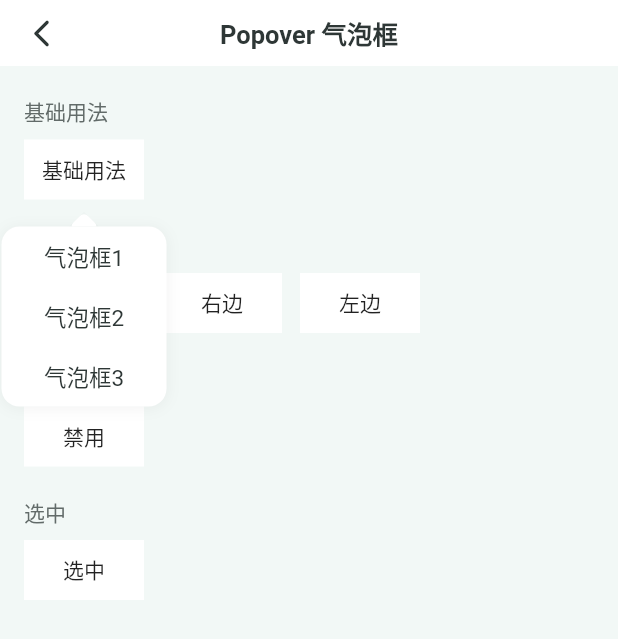
After one commit to wubaibin/ShyUI, a Flutter app: the PopoverPage screen opened by its route, after a tap on "基础用法", on a phone screen of 412 x 824 dp. The commit adds this screen. Shown: the top 639 px of the screen. Run offline on Flutter 3.47's test engine with Material 2 defaults, Android fonts, the phone set to English and light mode, and no system bars; our stand-ins replace get, image_picker, permission_handler, photo_view.

Commit message:
feat: 新增Popover 气泡框

````diff
--- /dev/null
+++ b/lib/pages/Popover/bindings.dart
@@ -0,0 +1,10 @@
+import 'package:get/get.dart';
+
+import 'controller.dart';
+
+class PopoverBinding implements Bindings {
+  @override
+  void dependencies() {
+    Get.lazyPut<PopoverController>(() => PopoverController());
+  }
+}
--- /dev/null
+++ b/lib/pages/Popover/controller.dart
@@ -0,0 +1,41 @@
+import 'package:get/get.dart';
+
+import 'index.dart';
+
+class PopoverController extends GetxController {
+  PopoverController();
+
+  final state = PopoverState();
+
+  // tap
+  void handleTap(int index) {
+    Get.snackbar(
+      "标题",
+      "消息",
+    );
+  }
+
+  /// 在 widget 内存中分配后立即调用。
+  @override
+  void onInit() {
+    super.onInit();
+  }
+
+  /// 在 onInit() 之后调用 1 帧。这是进入的理想场所
+  @override
+  void onReady() {
+    super.onReady();
+  }
+
+  /// 在 [onDelete] 方法之前调用。
+  @override
+  void onClose() {
+    super.onClose();
+  }
+
+  /// dispose 释放内存
+  @override
+  void dispose() {
+    super.dispose();
+  }
+}
--- /dev/null
+++ b/lib/pages/Popover/index.dart
@@ -0,0 +1,6 @@
+library popover;
+
+export './state.dart';
+export './controller.dart';
+export './bindings.dart';
+export './view.dart';
--- /dev/null
+++ b/lib/pages/Popover/state.dart
@@ -0,0 +1,15 @@
+import 'package:shy_ui/ui/popover/index.dart';
+
+class PopoverState {
+  List<PopoverItem> data = [
+    PopoverItem(label: "气泡框1", value: "1"),
+    PopoverItem(label: "气泡框2", value: "2"),
+    PopoverItem(label: "气泡框3", value: "3"),
+  ];
+
+  List<PopoverItem> disabledData = [
+    PopoverItem(label: "气泡框1", value: "1"),
+    PopoverItem(label: "气泡框2", value: "2", disabled: true),
+    PopoverItem(label: "气泡框3", value: "3"),
+  ];
+}
--- /dev/null
+++ b/lib/pages/Popover/view.dart
@@ -0,0 +1,85 @@
+import 'package:flutter/material.dart';
+import 'package:get/get.dart';
+import 'package:shy_ui/components/detail_title.dart';
+import 'package:shy_ui/ui/app_bar.dart';
+import 'package:shy_ui/ui/popover/popover.dart';
+import 'package:shy_ui/utils/screen.dart';
+
+import 'index.dart';
+// import 'widgets/widgets.dart';
+
+class PopoverPage extends GetView<PopoverController> {
+  const PopoverPage({Key? key}) : super(key: key);
+
+  @override
+  Widget build(BuildContext context) {
+    return GetBuilder<PopoverController>(
+      builder: (_) {
+        return Scaffold(
+          appBar: const AppBarWidget(title: "Popover 气泡框"),
+          body: Container(
+            width: Screen.width,
+            padding: const EdgeInsets.symmetric(horizontal: 16),
+            child: Column(
+              crossAxisAlignment: CrossAxisAlignment.start,
+              children: [
+                const DetailTitleWidget(title: '基础用法', top: 20),
+                const SizedBox(height: 8),
+                Popover(
+                  data: _.state.data,
+                  child: _buildTextContainer("基础用法"),
+                ),
+                const DetailTitleWidget(title: '自定义方向', top: 20),
+                const SizedBox(height: 8),
+                Row(
+                  children: [
+                    Popover(
+                      data: _.state.data,
+                      placement: Placement.top,
+                      child: _buildTextContainer("上方"),
+                    ),
+                    const SizedBox(width: 12),
+                    Popover(
+                      data: _.state.data,
+                      placement: Placement.right,
+                      child: _buildTextContainer("右边"),
+                    ),
+                    const SizedBox(width: 12),
+                    Popover(
+                      data: _.state.data,
+                      placement: Placement.left,
+                      child: _buildTextContainer("左边"),
+                    ),
+                  ],
+                ),
+                const DetailTitleWidget(title: '禁用', top: 20),
+                const SizedBox(height: 8),
+                Popover(
+                  data: _.state.disabledData,
+                  child: _buildTextContainer("禁用"),
+                ),
+                const DetailTitleWidget(title: '选中', top: 20),
+                const SizedBox(height: 8),
+                Popover(
+                  data: _.state.data,
+                  value: '1',
+                  child: _buildTextContainer("选中"),
+                ),
+              ],
+            ),
+          ),
+        );
+      },
+    );
+  }
+
+  Widget _buildTextContainer(String text) {
+    return Container(
+      width: 80,
+      height: 40,
+      color: Colors.white,
+      alignment: Alignment.center,
+      child: Text(text),
+    );
+  }
+}
--- /dev/null
+++ b/lib/pages/Popover/widgets/widgets.dart
@@ -0,0 +1 @@
+library widgets;
--- a/lib/pages/home/view.dart
+++ b/lib/pages/home/view.dart
@@ -44,6 +44,7 @@ class HomePage extends GetView<HomeController> {
                   const ListWidget(title: 'Dialog 弹出框', url: '/dialog'),
                   const ListWidget(
                       title: 'DropDownMenu 下拉菜单', url: '/dropDownMenu'),
+                  const ListWidget(title: 'Popover 气泡框', url: '/popover'),
                   const ListWidget(title: 'Overlay 遮罩层', url: '/overlay'),
                   const ListWidget(title: 'Loading 加载', url: '/loading'),
                   _buildTitle("展示组件"),
--- a/lib/router/pages.dart
+++ b/lib/router/pages.dart
@@ -1,3 +1,4 @@
+import 'package:shy_ui/pages/Popover/index.dart';
 import 'package:shy_ui/pages/app_bar/index.dart';
 import 'package:shy_ui/pages/button/index.dart';
 import 'package:shy_ui/pages/checkbox/index.dart';
@@ -111,6 +112,11 @@ class AppPages {
       binding: DropDownMenuBinding(),
     ),
     GetPage(
+      name: AppRoutes.popoverPage,
+      page: () => const PopoverPage(),
+      binding: PopoverBinding(),
+    ),
+    GetPage(
       name: AppRoutes.loadingPage,
       page: () => const LoadingPage(),
       binding: LoadingBinding(),
--- a/lib/router/routes.dart
+++ b/lib/router/routes.dart
@@ -46,6 +46,9 @@ abstract class AppRoutes {
   /// 下拉菜单
   static const dropDownMenuPage = '/dropDownMenu';
 
+  /// 弹出下拉气泡框
+  static const popoverPage = '/popover';
+
   /// 加载
   static const loadingPage = '/loading';
 
--- /dev/null
+++ b/lib/ui/popover/index.dart
@@ -0,0 +1,3 @@
+library popover;
+
+export './model.dart';
--- /dev/null
+++ b/lib/ui/popover/model.dart
@@ -0,0 +1,78 @@
+/// 弹出框的列表
+/// ```
+/// [value] 值
+/// [label] 文案
+/// [disabled] 是否禁用
+/// ```
+class PopoverItem {
+  late dynamic value;
+  late String label;
+  late bool disabled;
+
+  PopoverItem({
+    required this.value,
+    required this.label,
+    this.disabled = false,
+  });
+
+  PopoverItem.fromJson(Map<String, dynamic> json) {
+    value = json['value'];
+    label = json['label'];
+    disabled = json['disabled'];
+  }
+
+  Map<String, dynamic> toJson() {
+    final Map<String, dynamic> data = <String, dynamic>{};
+    data['value'] = value;
+    data['label'] = label;
+    data['disabled'] = disabled;
+    return data;
+  }
+}
+
+class PopoverPosition {
+  double? left;
+  double? right;
+  double? top;
+  double? bottom;
+
+  PopoverPosition({this.left, this.right, this.top, this.bottom});
+
+  PopoverPosition.fromJson(Map<String, dynamic> json) {
+    left = json['left'];
+    right = json['right'];
+    top = json['top'];
+    bottom = json['bottom'];
+  }
+
+  Map<String, dynamic> toJson() {
+    final Map<String, dynamic> data = <String, dynamic>{};
+    data['left'] = left;
+    data['right'] = right;
+    data['top'] = top;
+    data['bottom'] = bottom;
+    return data;
+  }
+}
+
+class DotPosition {
+  late double left;
+  late double top;
+  late double angle;
+
+  DotPosition({required this.left, required this.top, required this.angle});
+
+  DotPosition.fromJson(Map<String, dynamic> json) {
+    left = json['left'];
+    top = json['top'];
+    angle = json['angle'];
+  }
+
+  Map<String, dynamic> toJson() {
+    final Map<String, dynamic> data = <String, dynamic>{};
+    data['left'] = left;
+    data['top'] = top;
+    data['angle'] = angle;
+    return data;
+  }
+}
--- /dev/null
+++ b/lib/ui/popover/popover.dart
@@ -0,0 +1,371 @@
+import 'dart:math';
+
+import 'package:flutter/material.dart';
+import 'package:shy_ui/styles/index.dart';
+import 'package:shy_ui/ui/popover/show.dart';
+import 'package:shy_ui/ui/popover/model.dart';
+import 'package:shy_ui/utils/screen.dart';
+
+enum Placement {
+  top,
+  topLeft,
+  topRight,
+  bottom,
+  bottomLeft,
+  bottomRight,
+  left,
+  leftTop,
+  leftBottom,
+  right,
+  rightTop,
+  rightBottom,
+}
+
+class Popover extends StatelessWidget {
+  final List<PopoverItem> data;
+  final dynamic value;
+  final Widget child;
+  final ValueChanged<PopoverItem>? onTap;
+  final Placement placement;
+  final double width;
+  final double height;
+  final double dotWidth;
+  final double dotHeight;
+  final double runSpacing;
+  final double spacing;
+  final double dotRunSpacing;
+  final double dotSpacing;
+  final List<BoxShadow> boxShadow;
+  final Color bgColor;
+  final Color disbaledColor;
+  final Color activeColor;
+  final Color color;
+  final double borderRadius;
+  final double dotBorderRadius;
+  final EdgeInsetsGeometry padding;
+  final double fontSize;
+  final Widget Function(PopoverItem data)? customList;
+  final Widget? customPopover;
+  final Function? onBeforeTap;
+  final Function? onBeforeClose;
+
+  /// 气泡框
+  /// ```
+  /// [data] 列表数据
+  /// [value] 选择的数据
+  /// [child] 在哪里展示
+  /// [onTap] 点击事件
+  /// [placement] 方向
+  /// [width] 列表宽度 customList不为null时是customList的宽度
+  /// [height] 列表高度 customList不为null时是customList的高度
+  /// [dotWidth] 尖角的宽度
+  /// [dotHeight] 尖角的高度
+  /// [runSpacing] 上下间距
+  /// [spacing] 左右间距
+  /// [dotRunSpacing] 尖角上下间距
+  /// [dotSpacing] 尖角左右间距
+  /// [boxShadow] 阴影
+  /// [bgColor] 背景颜色
+  /// [disbaledColor] 禁用颜色
+  /// [activeColor] 选中颜色
+  /// [color] 默认颜色
+  /// [borderRadius] 圆角
+  /// [dotBorderRadius] 尖角的圆角
+  /// [padding] 内边距
+  /// [fontSize] 文字大小
+  /// [customList] 自定义列表
+  /// [customPopover] 自定义气泡框
+  /// [onBeforeTap] 点击之前触发
+  /// [onBeforeClose] 关闭之前触发
+  /// ```
+  Popover({
+    super.key,
+    required this.data,
+    this.value,
+    required this.child,
+    this.onTap,
+    this.placement = Placement.bottom,
+    this.width = 110,
+    this.height = 40,
+    this.dotWidth = 14,
+    this.dotHeight = 14,
+    this.runSpacing = 4,
+    this.spacing = 0,
+    this.dotRunSpacing = 0,
+    this.dotSpacing = 0,
+    this.boxShadow = const [
+      BoxShadow(color: Color(0x0D000000), blurRadius: 8, offset: Offset(0, 1))
+    ],
+    this.bgColor = Colors.white,
+    this.disbaledColor = AppColor.placeholderText,
+    this.activeColor = AppColor.themeColor,
+    this.color = AppColor.primaryText,
+    this.borderRadius = 12,
+    this.dotBorderRadius = 4,
+    this.padding = const EdgeInsets.symmetric(horizontal: 12),
+    this.fontSize = 15,
+    this.customList,
+    this.customPopover,
+    this.onBeforeTap,
+    this.onBeforeClose,
+  });
+
+  final GlobalKey _key = GlobalKey();
+
+  void showTap() {
+    if (data.isEmpty) {
+      return;
+    }
+    if (onBeforeTap != null) {
+      onBeforeTap!();
+    }
+    final renderBox = _key.currentContext?.findRenderObject() as RenderBox;
+    final size = renderBox.size;
+    final distance = renderBox.localToGlobal(Offset.zero);
+    ShowPopover.show(
+      child: _buildContainer(
+        data: data,
+        position: _disponsePopoverPosition(distance, size),
+      ),
+      dotChild: _buildDot(_disponseDotPosition(distance, size)),
+      onBeforeClose: onBeforeClose,
+    );
+  }
+
+  @override
+  Widget build(BuildContext context) {
+    return GestureDetector(
+      onTap: () {
+        showTap();
+      },
+      child: Container(
+        key: _key,
+        child: child,
+      ),
+    );
+  }
+
+  double _getRunSpacing() {
+    if (placement.index <= 5) {
+      return runSpacing;
+    }
+    return runSpacing == 4 ? 0 : runSpacing;
+  }
+
+  double _getSpacing() {
+    if (placement.index >= 6) {
+      return spacing == 0 ? 4 : spacing;
+    }
+    return spacing;
+  }
+
+  double _disponsePopoverTopBottom(Offset distance) {
+    return Screen.height - distance.dy + dotHeight * 3 / 4 + _getRunSpacing();
+  }
+
+  double _disponsePopoverBottomTop(Offset distance, Size size) {
+    return distance.dy + size.height + dotHeight + _getRunSpacing();
+  }
+
+  double _disponsePopoverLeftRight(Offset distance) {
+    return Screen.width - distance.dx + dotWidth - dotWidth / 4 + _getSpacing();
+  }
+
+  double _disponsePopoverRightLeft(Offset distance, Size size) {
+    return distance.dx + size.width + dotWidth - dotWidth / 2 + _getSpacing();
+  }
+
+  PopoverPosition _disponsePopoverPosition(Offset distance, Size size) {
+    switch (placement) {
+      case Placement.top:
+        return PopoverPosition(
+          bottom: _disponsePopoverTopBottom(distance),
+          left: distance.dx + (size.width - width) / 2 + _getSpacing(),
+        );
+      case Placement.topLeft:
+        return PopoverPosition(
+          bottom: _disponsePopoverTopBottom(distance),
+          left: distance.dx + _getSpacing(),
+        );
+      case Placement.topRight:
+        return PopoverPosition(
+          bottom: _disponsePopoverTopBottom(distance),
+          right: Screen.width - distance.dx - size.width + _getSpacing(),
+        );
+      case Placement.bottom:
+        return PopoverPosition(
+          top: _disponsePopoverBottomTop(distance, size),
+          left: distance.dx + (size.width - width) / 2 + _getSpacing(),
+        );
+      case Placement.bottomLeft:
+        return PopoverPosition(
+          top: _disponsePopoverBottomTop(distance, size),
+          left: distance.dx + _getSpacing(),
+        );
+      case Placement.bottomRight:
+        return PopoverPosition(
+          top: _disponsePopoverBottomTop(distance, size),
+          right: Screen.width - distance.dx - size.width + _getSpacing(),
+        );
+      case Placement.left:
+        return PopoverPosition(
+          top: distance.dy - (data.length * height) / 2 + size.height / 2,
+          right: _disponsePopoverLeftRight(distance),
+        );
+      case Placement.leftTop:
+        return PopoverPosition(
+          top: distance.dy - _getRunSpacing(),
+          right: _disponsePopoverLeftRight(distance),
+        );
+      case Placement.leftBottom:
+        return PopoverPosition(
+          bottom: Screen.height - distance.dy - size.height - _getRunSpacing(),
+          right: _disponsePopoverLeftRight(distance),
+        );
+      case Placement.right:
+        return PopoverPosition(
+          top: distance.dy - (data.length * height) / 2 + size.height / 2,
+          left: _disponsePopoverRightLeft(distance, size),
+        );
+      case Placement.rightTop:
+        return PopoverPosition(
+          top: distance.dy - _getRunSpacing(),
+          left: _disponsePopoverRightLeft(distance, size),
+        );
+      case Placement.rightBottom:
+        return PopoverPosition(
+          bottom: Screen.height - distance.dy - size.height - _getRunSpacing(),
+          left: _disponsePopoverRightLeft(distance, size),
+        );
+    }
+  }
+
+  static void hide() {
+    ShowPopover.hide();
+  }
+
+  Widget _buildContainer({
+    required List<PopoverItem> data,
+    required PopoverPosition position,
+  }) {
+    return Positioned(
+      top: position.top,
+      right: position.right,
+      bottom: position.bottom,
+      left: position.left,
+      child: customPopover != null
+          ? customPopover!
+          : Container(
+              decoration: BoxDecoration(
+                color: bgColor,
+                boxShadow: boxShadow,
+                borderRadius: BorderRadius.all(Radius.circular(borderRadius)),
+              ),
+              child: Column(
+                children: data
+                    .map(
+                      (e) => GestureDetector(
+                        onTap: () {
+                          if (e.disabled) {
+                            return;
+                          }
+                          hide();
+                          if (onTap != null) {
+                            onTap!(e);
+                          }
+                        },
+                        child: customList != null
+                            ? customList!(e)
+                            : Container(
+                                width: width,
+                                height: height,
+                                padding: padding,
+                                alignment: Alignment.center,
+                                child: Text(
+                                  e.label,
+                                  style: TextStyle(
+                                    fontSize: fontSize,
+                                    color: e.disabled
+                                        ? disbaledColor
+                                        : e.value == value
+                                            ? activeColor
+                                            : color,
+                                  ),
+                                  maxLines: 1,
+                                  overflow: TextOverflow.ellipsis,
+                                ),
+                              ),
+                      ),
+                    )
+                    .toList(),
+              ),
+            ),
+    );
+  }
+
+  DotPosition _disponseDotPosition(Offset distance, Size size) {
+    switch (placement) {
+      case Placement.top || Placement.topLeft || Placement.topRight:
+        return DotPosition(
+          top: distance.dy - dotHeight - dotHeight / 4 - _getRunSpacing(),
+          left: distance.dx + size.width / 2 - dotWidth / 2 + dotSpacing,
+          angle: pi / 4,
+        );
+      case Placement.bottom || Placement.bottomLeft || Placement.bottomRight:
+        return DotPosition(
+          top: distance.dy + size.height + dotHeight / 2 + _getRunSpacing(),
+          left: distance.dx + size.width / 2 - dotWidth / 2 + dotSpacing,
+          angle: pi * 5 / 4,
+        );
+      case Placement.left || Placement.leftBottom || Placement.leftTop:
+        return DotPosition(
+          top: distance.dy + size.height / 2 - dotHeight / 2 + dotRunSpacing,
+          left: distance.dx - (dotWidth + dotWidth / 4) - _getSpacing(),
+          angle: pi * 7 / 4,
+        );
+      case Placement.right || Placement.rightBottom || Placement.rightTop:
+        return DotPosition(
+          top: distance.dy + size.height / 2 - dotHeight / 2 + dotRunSpacing,
+          left: distance.dx + size.width + _getSpacing(),
+          angle: pi * 3 / 4,
+        );
+    }
+  }
+
+  Widget _buildDot(DotPosition postion) {
+    return Positioned(
+      top: postion.top,
+      left: postion.left,
+      child: Transform.rotate(
+        angle: postion.angle,
+        child: ClipPath(
+          clipper: _TriangleClipper(),
+          child: Container(
+            width: dotWidth,
+            height: dotHeight,
+            decoration: BoxDecoration(
+              color: bgColor,
+              borderRadius: BorderRadius.circular(dotBorderRadius),
+              boxShadow: boxShadow,
+            ),
+          ),
+        ),
+      ),
+    );
+  }
+}
+
+class _TriangleClipper extends CustomClipper<Path> {
+  @override
+  Path getClip(Size size) {
+    final path = Path()
+      ..moveTo(0, size.height)
+      ..lineTo(size.width, 0)
+      ..lineTo(size.width, size.height)
+      ..close();
+    return path;
+  }
+
+  @override
+  bool shouldReclip(_TriangleClipper oldClipper) => false;
+}
--- /dev/null
+++ b/lib/ui/popover/show.dart
@@ -0,0 +1,49 @@
+import 'package:flutter/material.dart';
+import 'package:get/get.dart';
+import 'package:shy_ui/ui/navigator_route.dart';
+
+class ShowPopover {
+  static final _context = Get.context!;
+
+  static void show({
+    required Widget child,
+    required Widget dotChild,
+    Function? onBeforeClose,
+    int duration = 300,
+  }) {
+    Navigator.push(
+      _context,
+      NavigatorRoute(
+        bgColor: Colors.transparent,
+        duration: duration,
+        child: Material(
+          color: Colors.transparent,
+          child: GestureDetector(
+            behavior: HitTestBehavior.deferToChild,
+            onTap: () {
+              if (onBeforeClose != null) {
+                onBeforeClose();
+              }
+              hide();
+            },
+            child: Stack(
+              children: [
+                Container(
+                  width: Get.width,
+                  height: Get.height,
+                  color: Colors.transparent,
+                ),
+                child,
+                dotChild,
+              ],
+            ),
+          ),
+        ),
+      ),
+    );
+  }
+
+  static void hide() {
+    Navigator.of(_context).pop();
+  }
+}
````
